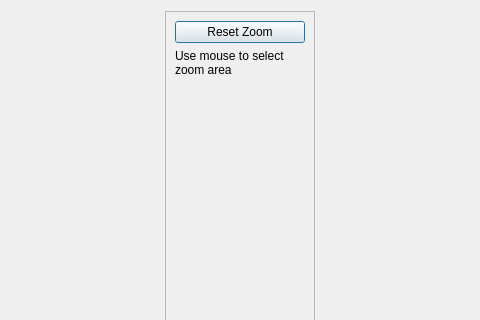
Old version of the form tools/ld-analyse/snranalysisdialog.ui in the repository happycube/ld-decode; both pictures show x 322 to 802 and y 0 to 320 of the 1124 by 496 pixel window.
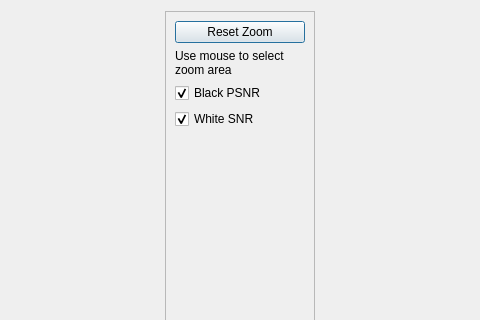
New version of the form.

Commit message: Added white SNR to SNR graph in ld-analyse - fixes #292

```diff
--- a/tools/ld-analyse/snranalysisdialog.ui
+++ b/tools/ld-analyse/snranalysisdialog.ui
@@ -53,6 +53,26 @@
             </property>
            </widget>
           </item>
+          <item>
+           <widget class="QCheckBox" name="blackPSNR_checkBox">
+            <property name="text">
+             <string>Black PSNR</string>
+            </property>
+            <property name="checked">
+             <bool>true</bool>
+            </property>
+           </widget>
+          </item>
+          <item>
+           <widget class="QCheckBox" name="whiteSNR_checkBox">
+            <property name="text">
+             <string>White SNR</string>
+            </property>
+            <property name="checked">
+             <bool>true</bool>
+            </property>
+           </widget>
+          </item>
           <item>
            <spacer name="verticalSpacer">
             <property name="orientation">
```
The commit also changes 3 other files.
